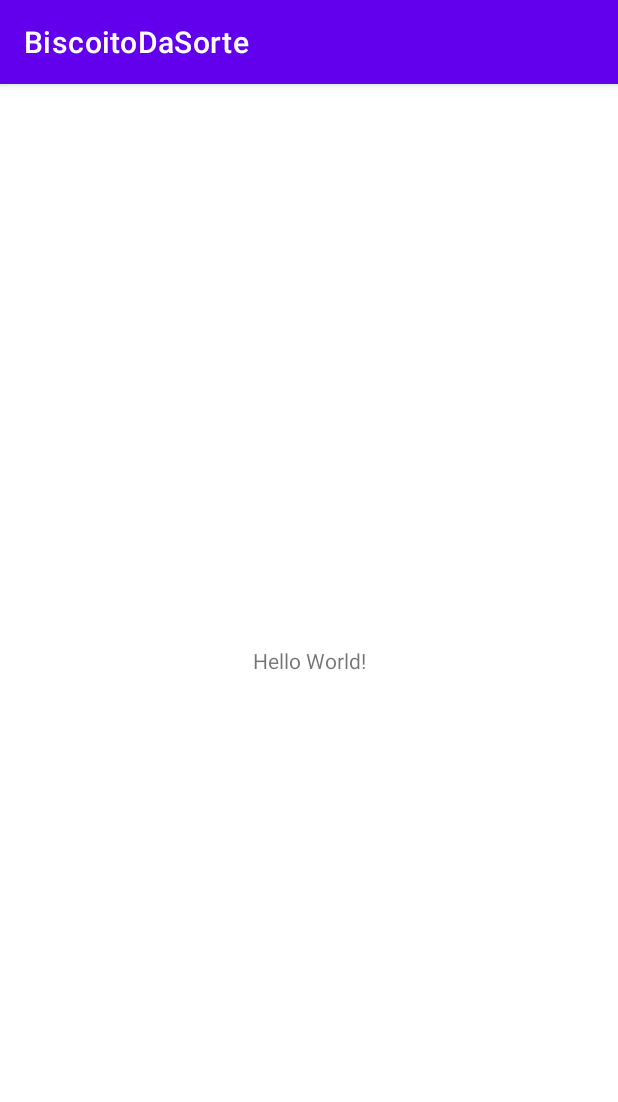
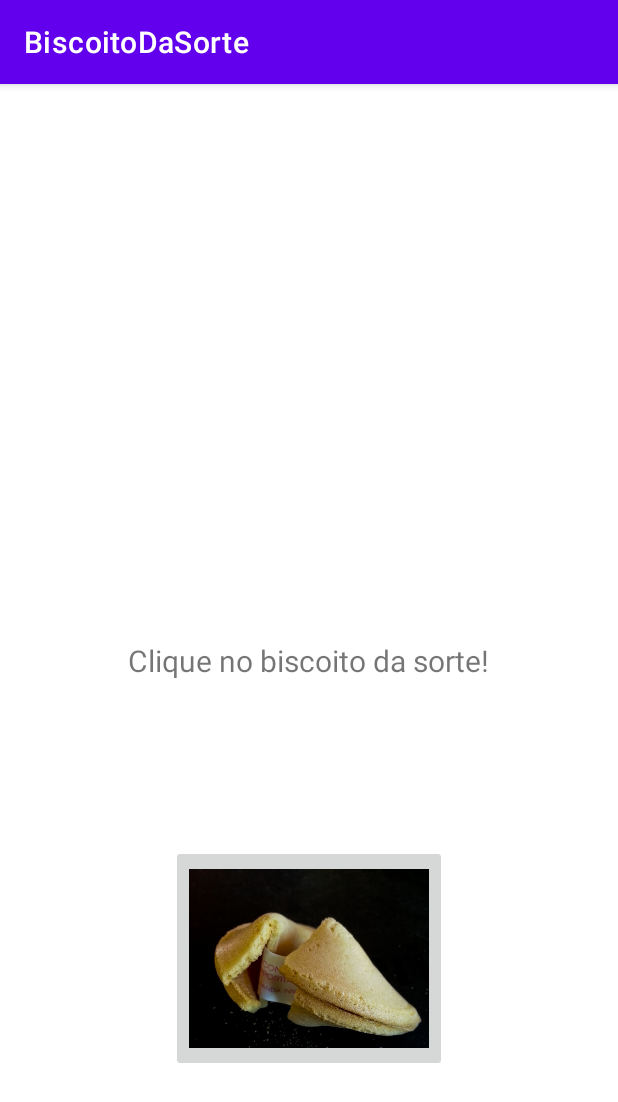
Before and after one commit to fernandonakagawa/BiscoitoDaSorte_Android, an Android app: the screen it shows after launch (MainActivity), on a phone screen of 412 x 824 dp. Shown: the top 1102 px of the screen. Run offline under Robolectric (Android 15) with nearby library versions, the phone set to English and light mode, and no system bars.

Commit message:
Botão biscoito funcionando

```diff
--- a/app/src/main/java/com/example/biscoitodasorte/MainActivity.java
+++ b/app/src/main/java/com/example/biscoitodasorte/MainActivity.java
@@ -3,6 +3,8 @@ package com.example.biscoitodasorte;
 import androidx.appcompat.app.AppCompatActivity;
 
 import android.os.Bundle;
+import android.view.View;
+import android.widget.TextView;
 
 public class MainActivity extends AppCompatActivity {
 
@@ -11,4 +13,8 @@ public class MainActivity extends AppCompatActivity {
         super.onCreate(savedInstanceState);
         setContentView(R.layout.activity_main);
     }
+    public void clicou(View view){
+        TextView t = findViewById(R.id.texto);
+        t.setText("Tenha um bom dia!");
+    }
 }
--- a/app/src/main/res/layout/activity_main.xml
+++ b/app/src/main/res/layout/activity_main.xml
@@ -7,12 +7,26 @@
     tools:context=".MainActivity">
 
     <TextView
+        android:id="@+id/texto"
         android:layout_width="wrap_content"
         android:layout_height="wrap_content"
-        android:text="Hello World!"
+        android:text="Clique no biscoito da sorte!"
+        android:textSize="20sp"
         app:layout_constraintBottom_toBottomOf="parent"
         app:layout_constraintEnd_toEndOf="parent"
         app:layout_constraintStart_toStartOf="parent"
         app:layout_constraintTop_toTopOf="parent" />
 
+    <ImageButton
+        android:id="@+id/imageButton"
+        android:layout_width="184dp"
+        android:layout_height="151dp"
+        android:onClick="clicou"
+        android:scaleType="fitCenter"
+        app:layout_constraintBottom_toBottomOf="parent"
+        app:layout_constraintEnd_toEndOf="parent"
+        app:layout_constraintStart_toStartOf="parent"
+        app:layout_constraintTop_toBottomOf="@+id/texto"
+        app:srcCompat="@drawable/biscoito" />
+
 </androidx.constraintlayout.widget.ConstraintLayout>
```
Also changed, not shown: app/src/main/res/drawable/biscoito.jpg (added).
